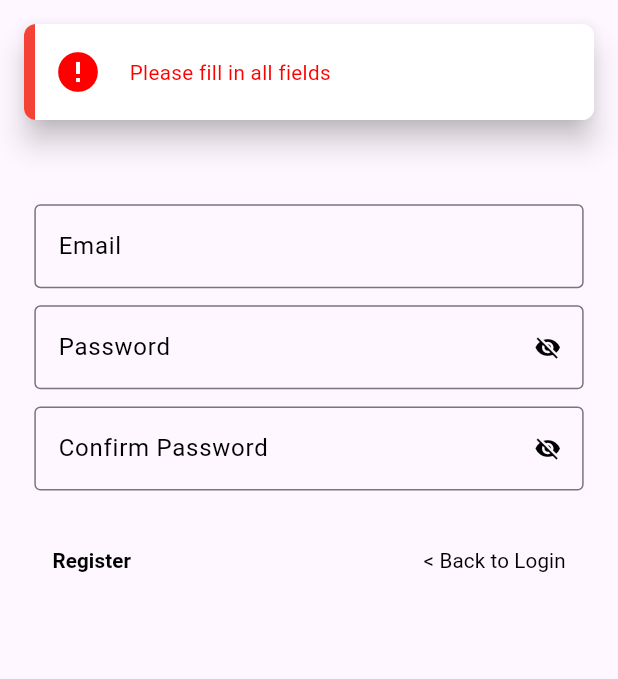
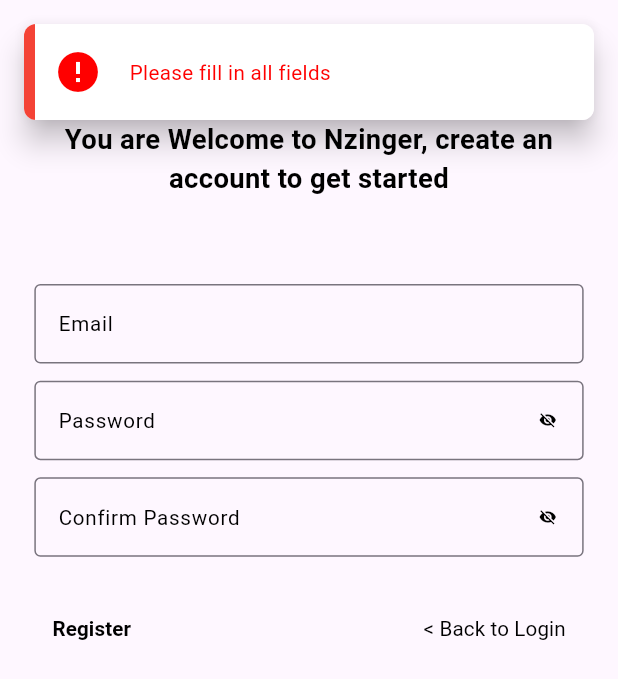
Before and after one commit to OkoroaforKelechiDivine/nzinger, a Flutter app: the RegisterScreen screen opened directly, after a tap on "Register", on a phone screen of 412 x 824 dp. Shown: the top 679 px of the screen. Run offline on Flutter 3.47's test engine with Material 3 defaults, Android fonts, the phone set to English and light mode, and no system bars; our stand-ins replace flutter_screenutil, get_it, image_picker, overlay_support, shared_preferences, stacked and 1 more; accounts and stored records are empty; statements that could not run were skipped.

Commit message:
making fixes

```diff
--- a/lib/app.dart
+++ b/lib/app.dart
@@ -28,6 +28,7 @@ class _MyAppState extends State<MyApp> {
         builder: (context, child) {
           return GestureDetector(
             child: MaterialApp(
+              debugShowCheckedModeBanner: false,
               navigatorKey: navigationService.navigatorKey,
               title: 'Nzinger',
               theme: getApplicationTheme(),
--- a/lib/default_settings/app_button/app_button.dart
+++ b/lib/default_settings/app_button/app_button.dart
@@ -1,5 +1,6 @@
 import 'package:flutter/material.dart';
 import 'package:flutter_screenutil/flutter_screenutil.dart';
+import 'package:nzinga/app_themes/font_manager.dart';
 import 'package:nzinga/default_settings/app_text/app_text.dart';
 
 class AppButton extends StatelessWidget {
@@ -21,6 +22,7 @@ class AppButton extends StatelessWidget {
       ),
       child: AppText(
         text: text,
+        fontSize: AppFontSize.s12.sp,
       ),
     );
   }
--- a/lib/default_settings/app_text_field/app_text_field.dart
+++ b/lib/default_settings/app_text_field/app_text_field.dart
@@ -6,12 +6,14 @@ class AppTextField extends StatefulWidget {
   final String labelText;
   final bool obscureText;
   final TextEditingController controller;
+  final double fontSize;
 
   const AppTextField({
     super.key,
     required this.labelText,
     this.obscureText = false,
     required this.controller,
+    this.fontSize = AppFontSize.s16, // Default font size
   });
 
   @override
@@ -39,22 +41,23 @@ class _AppTextFieldState extends State<AppTextField> {
     return TextField(
       controller: widget.controller,
       cursorColor: AppColors.black,
+      style: TextStyle(fontSize: widget.fontSize),
       decoration: InputDecoration(
         labelText: widget.labelText,
+        labelStyle: TextStyle(color: AppColors.black, fontSize: widget.fontSize),
+        floatingLabelStyle: TextStyle(color: AppColors.black, fontSize: widget.fontSize),
         border: const OutlineInputBorder(),
         focusedBorder: OutlineInputBorder(
           borderSide: BorderSide(
             color: AppColors.black,
           ),
         ),
-        labelStyle: TextStyle(color: AppColors.black),
-        floatingLabelStyle: TextStyle(color: AppColors.black),
         suffixIcon: widget.obscureText
             ? IconButton(
                 icon: Icon(
                   _obscureText ? Icons.visibility_off : Icons.visibility,
                   color: AppColors.black,
-                  size: AppFontSize.s18,
+                  size: AppFontSize.s12,
                 ),
                 onPressed: _toggleObscureText,
               )
--- a/lib/services/auth_service.dart
+++ b/lib/services/auth_service.dart
@@ -1,7 +1,6 @@
 import 'package:nzinga/cores/locator/locator.dart';
 import 'package:nzinga/view_models/home/home_viewmodel.dart';
 import 'package:nzinga/views/auth/login/login_screen.dart';
-import 'package:nzinga/views/auth/verify/verify.dart';
 import 'package:nzinga/views/home/home_sreen.dart';
 import 'package:supabase_flutter/supabase_flutter.dart';
 import 'package:shared_preferences/shared_preferences.dart';
@@ -13,7 +12,7 @@ class AuthService {
     try {
       await _supabaseClient.auth.signUp(email: email, password: password);
       snackbarService.success(message: 'Account Created Successfully');
-      navigationService.pushAndRemoveUntil(const VerifyScreen());
+      navigationService.pushAndRemoveUntil(const HomeScreen());
     } on AuthException catch (authError) {
       snackbarService.error(message: authError.message);
     } catch (error) {
--- a/lib/view_models/auth/register/register_viewmodel.dart
+++ b/lib/view_models/auth/register/register_viewmodel.dart
@@ -8,6 +8,17 @@ class RegisterScreenViewModel extends BaseViewModel {
   final TextEditingController password = TextEditingController();
   final TextEditingController confirmPassword = TextEditingController();
   final AuthService _authService = AuthService();
+
+  bool _isBusy = false;
+
+  @override
+  bool get isBusy => _isBusy;
+
+  @override
+  setBusy(bool value) {
+    _isBusy = value;
+    notifyListeners();
+  }
 
   Future<void> signUp() async {
     if (email.text.isEmpty || password.text.isEmpty || confirmPassword.text.isEmpty) {
--- /dev/null
+++ b/lib/views/auth/register/busy.dart
@@ -0,0 +1,26 @@
+import 'package:flutter/material.dart';
+
+class CircularIndicator extends StatelessWidget {
+  final bool show;
+
+  const CircularIndicator({super.key, required this.show});
+
+  @override
+  Widget build(BuildContext context) {
+    return AnimatedOpacity(
+      opacity: show ? 0.4 : 0.0,
+      duration: const Duration(milliseconds: 200),
+      child: Stack(
+        children: [
+          if (show)
+            Container(
+              color: Colors.black,
+            ),
+          const Center(
+            child: CircularProgressIndicator(),
+          ),
+        ],
+      ),
+    );
+  }
+}
--- a/lib/views/auth/register/register_screen.dart
+++ b/lib/views/auth/register/register_screen.dart
@@ -6,6 +6,7 @@ import 'package:nzinga/default_settings/app_text/app_text.dart';
 import 'package:nzinga/default_settings/app_text_field/app_text_field.dart';
 import 'package:nzinga/view_models/auth/register/register_viewmodel.dart';
 import 'package:nzinga/views/auth/login/login_screen.dart';
+import 'package:nzinga/views/auth/register/busy.dart';
 import 'package:nzinga/views/auth/widget/auth_text_buttons.dart';
 import 'package:stacked/stacked.dart';
 
@@ -18,50 +19,61 @@ class RegisterScreen extends StatelessWidget {
       viewModelBuilder: () => RegisterScreenViewModel(),
       builder: (context, model, child) {
         return Scaffold(
-          appBar: AppBar(
-            title: AppText(
-              text: 'Create Account',
-              fontSize: AppFontSize.s24.sp,
-            ),
-          ),
-          body: Center(
+          body: Stack(
+            children: [
+              Center(
                 child: Padding(
                   padding: EdgeInsets.all(20.sp),
                   child: Column(
                     children: <Widget>[
                       SizedBox(height: 50.sp),
+                      AppText(
+                        text: "You are Welcome to Nzinger, create an account to get started",
+                        fontSize: AppFontSize.s16.sp,
+                        fontWeight: AppFontWeight.bold,
+                        textAlign: TextAlign.center,
+                        ),
+                      SizedBox(height: 50.sp),
                       AppTextField(
                         controller: model.email,
                         labelText: 'Email',
+                        fontSize: AppFontSize.s12.sp,
                       ),
                       SizedBox(height: 10.sp),
                       AppTextField(
                         labelText: 'Password',
                         controller: model.password,
                         obscureText: true,
+                        fontSize: AppFontSize.s12.sp,
                       ),
                       SizedBox(height: 10.sp),
                       AppTextField(
                         labelText: 'Confirm Password',
                         obscureText: true,
                         controller: model.confirmPassword,
+                        fontSize: AppFontSize.s12.sp,
+
                       ),
-                  SizedBox(height: 20.sp),
+                      SizedBox(height: 20.h),
                       AuthTextButtons(
                         registerText: "Register",
                         backToLoginText: "< Back to Login",
-                    onRegisterPressed: (){
-                      model.signUp();
+                        onRegisterPressed: model.isBusy ? null : () async {
+                          model.setBusy(true);
+                          await model.signUp();
+                          model.setBusy(false);
                         },
-                    onBackToLoginPressed: () {
+                        onBackToLoginPressed: model.isBusy ? null : () {
                           navigationService.pushReplacement(const LoginScreen());
                         },
                       ),
                       // SizedBox(height: 20.sp),
-                  // SignInWithOptions(),
                     ],
                   ),
                 ),
+              ),
+              CircularIndicator(show: model.isBusy),
+            ],
           ),
         );
       },
--- a/lib/views/auth/verify/verify.dart
+++ /dev/null
@@ -1,29 +0,0 @@
-import 'package:flutter/material.dart';
-import 'package:nzinga/default_settings/app_text/app_text.dart';
-
-class VerifyScreen extends StatelessWidget {
-  const VerifyScreen({super.key});
-
-  @override
-  Widget build(BuildContext context) {
-    return Scaffold(
-      appBar: AppBar(
-        title: Text('Verify Your Email'),
-      ),
-      body: Padding(
-        padding: const EdgeInsets.all(16.0),
-        child: Column(
-          mainAxisAlignment: MainAxisAlignment.center,
-          children: [
-            const AppText(
-              text: 'A verification email has been sent to your email address. Please verify your email to continue.',
-              textAlign: TextAlign.center,
-            ),
-            SizedBox(height: 24.0),
-
-          ],
-        ),
-      ),
-    );
-  }
-}
--- a/pubspec.yaml
+++ b/pubspec.yaml
@@ -46,6 +46,8 @@ dependencies:
   overlay_support: ^2.1.0
   image_picker:
   shared_preferences:
+  google_generative_ai:
+  flutter_dotenv:
 
 dev_dependencies:
   flutter_test:
```
Also changed, not shown: lib/main.dart (line endings or trailing spaces), lib/view_models/home/home_viewmodel.dart (line endings or trailing spaces), pubspec.lock. Lines whose indentation alone changed are shown as unchanged.
